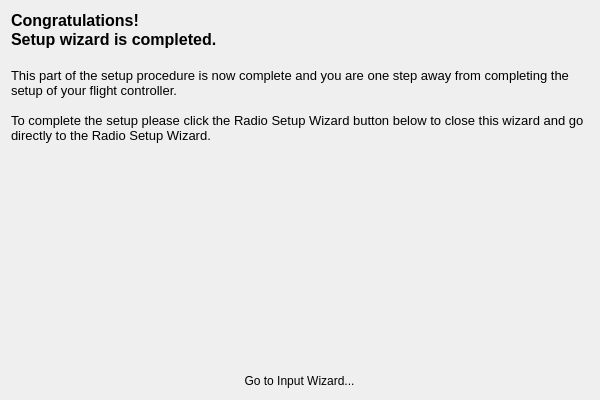
First picture: the form in ground/gcs/src/plugins/rfmbindwizard/pages/endpage.ui, repository TauLabs/TauLabs, before the edit.
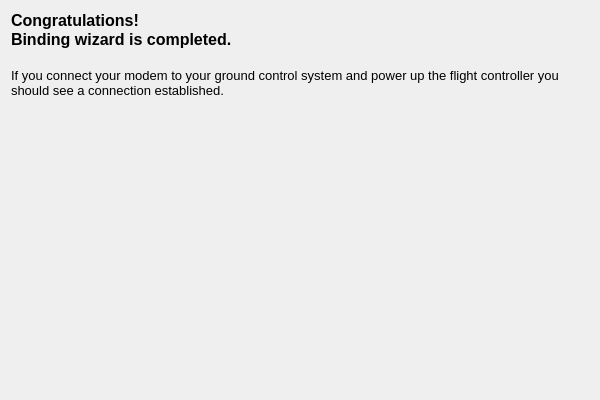
Second picture: the form after the edit. Icons and pictures are not drawn.

Commit message: GCS/Bind wizard: cleanup

Diff of the .ui file:
```diff
--- a/ground/gcs/src/plugins/rfmbindwizard/pages/endpage.ui
+++ b/ground/gcs/src/plugins/rfmbindwizard/pages/endpage.ui
@@ -26,14 +26,11 @@
       <string>&lt;!DOCTYPE HTML PUBLIC &quot;-//W3C//DTD HTML 4.0//EN&quot; &quot;http://www.w3.org/TR/REC-html40/strict.dtd&quot;&gt;
 &lt;html&gt;&lt;head&gt;&lt;meta name=&quot;qrichtext&quot; content=&quot;1&quot; /&gt;&lt;style type=&quot;text/css&quot;&gt;
 p, li { white-space: pre-wrap; }
-&lt;/style&gt;&lt;/head&gt;&lt;body style=&quot; font-family:'Lucida Grande'; font-size:13pt; font-weight:400; font-style:normal;&quot;&gt;
+&lt;/style&gt;&lt;/head&gt;&lt;body style=&quot; font-family:'.Lucida Grande UI'; font-size:13pt; font-weight:400; font-style:normal;&quot;&gt;
 &lt;p style=&quot; margin-top:0px; margin-bottom:0px; margin-left:0px; margin-right:0px; -qt-block-indent:0; text-indent:0px;&quot;&gt;&lt;span style=&quot; font-family:'MS Shell Dlg 2'; font-size:12pt; font-weight:600;&quot;&gt;Congratulations!&lt;/span&gt;&lt;/p&gt;
-&lt;p style=&quot; margin-top:0px; margin-bottom:0px; margin-left:0px; margin-right:0px; -qt-block-indent:0; text-indent:0px;&quot;&gt;&lt;span style=&quot; font-family:'MS Shell Dlg 2'; font-size:12pt; font-weight:600;&quot;&gt;Setup wizard is completed.&lt;/span&gt;&lt;/p&gt;
+&lt;p style=&quot; margin-top:0px; margin-bottom:0px; margin-left:0px; margin-right:0px; -qt-block-indent:0; text-indent:0px;&quot;&gt;&lt;span style=&quot; font-family:'MS Shell Dlg 2'; font-size:12pt; font-weight:600;&quot;&gt;Binding wizard is completed.&lt;/span&gt;&lt;/p&gt;
 &lt;p style=&quot;-qt-paragraph-type:empty; margin-top:0px; margin-bottom:0px; margin-left:0px; margin-right:0px; -qt-block-indent:0; text-indent:0px; font-family:'MS Shell Dlg 2'; font-size:12pt; font-weight:600;&quot;&gt;&lt;br /&gt;&lt;/p&gt;
-&lt;p style=&quot; margin-top:0px; margin-bottom:0px; margin-left:0px; margin-right:0px; -qt-block-indent:0; text-indent:0px;&quot;&gt;&lt;span style=&quot; font-family:'MS Shell Dlg 2'; font-size:10pt;&quot;&gt;This part of the setup procedure is now complete and you are one step away from completing the setup of your flight controller.&lt;/span&gt;&lt;/p&gt;
-&lt;p style=&quot;-qt-paragraph-type:empty; margin-top:0px; margin-bottom:0px; margin-left:0px; margin-right:0px; -qt-block-indent:0; text-indent:0px; font-family:'MS Shell Dlg 2'; font-size:10pt;&quot;&gt;&lt;br /&gt;&lt;/p&gt;
-&lt;p style=&quot; margin-top:0px; margin-bottom:0px; margin-left:0px; margin-right:0px; -qt-block-indent:0; text-indent:0px;&quot;&gt;&lt;span style=&quot; font-family:'MS Shell Dlg 2'; font-size:10pt;&quot;&gt;To complete the setup please click the Radio Setup Wizard button below to close this wizard and go directly to the Radio Setup Wizard.&lt;/span&gt;&lt;/p&gt;
-&lt;p style=&quot;-qt-paragraph-type:empty; margin-top:0px; margin-bottom:0px; margin-left:0px; margin-right:0px; -qt-block-indent:0; text-indent:0px; font-family:'MS Shell Dlg 2'; font-size:10pt;&quot;&gt;&lt;br /&gt;&lt;/p&gt;&lt;/body&gt;&lt;/html&gt;</string>
+&lt;p style=&quot; margin-top:0px; margin-bottom:0px; margin-left:0px; margin-right:0px; -qt-block-indent:0; text-indent:0px;&quot;&gt;&lt;span style=&quot; font-family:'MS Shell Dlg 2'; font-size:10pt;&quot;&gt;If you connect your modem to your ground control system and power up the flight controller you should see a connection established.&lt;/span&gt;&lt;/p&gt;&lt;/body&gt;&lt;/html&gt;</string>
      </property>
      <property name="alignment">
       <set>Qt::AlignLeading|Qt::AlignLeft|Qt::AlignTop</set>
@@ -43,36 +40,6 @@
      </property>
     </widget>
    </item>
-   <item>
-    <layout class="QHBoxLayout" name="horizontalLayout">
-     <item>
-      <widget class="QToolButton" name="inputWizardButton">
-       <property name="styleSheet">
-        <string notr="true">QToolButton { border: none }</string>
-       </property>
-       <property name="text">
-        <string>Go to Input Wizard...</string>
-       </property>
-       <property name="icon">
-        <iconset resource="../wizardResources.qrc">
-         <normaloff>:/setupwizard/resources/bttn-txwizard-off.png</normaloff>
-         <normalon>:/setupwizard/resources/bttn-txwizard-on.png</normalon>
-         <activeoff>:/setupwizard/resources/bttn-txwizard-off.png</activeoff>
-         <activeon>:/setupwizard/resources/bttn-txwizard-off.png</activeon>:/setupwizard/resources/bttn-txwizard-off.png</iconset>
-       </property>
-       <property name="iconSize">
-        <size>
-         <width>200</width>
-         <height>100</height>
-        </size>
-       </property>
-       <property name="autoRaise">
-        <bool>true</bool>
-       </property>
-      </widget>
-     </item>
-    </layout>
-   </item>
   </layout>
  </widget>
  <resources>
```
Left out of the diff: 4 changed lines with no effect on the pictures. The commit also changes 3 other files.
